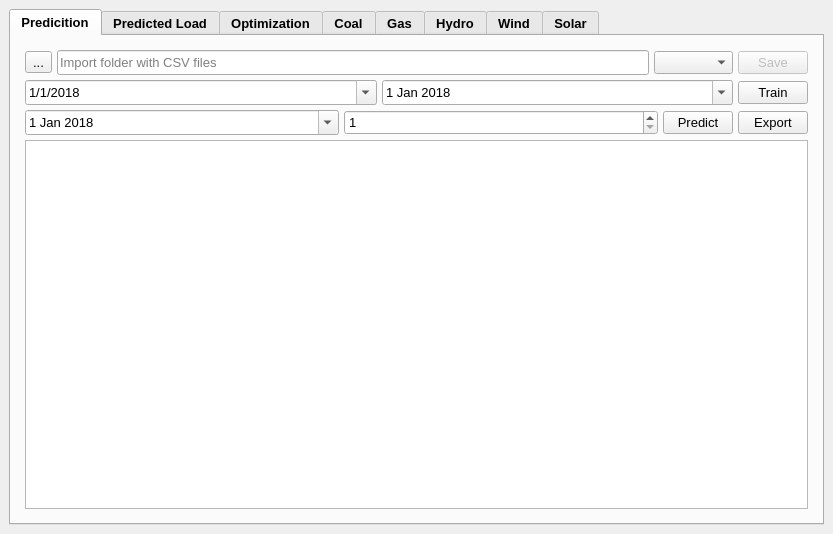
Above: gui/load_prediction_xml.ui from Djordje99/ISIS_Load_Prediction before the change. Below: the same form after it.
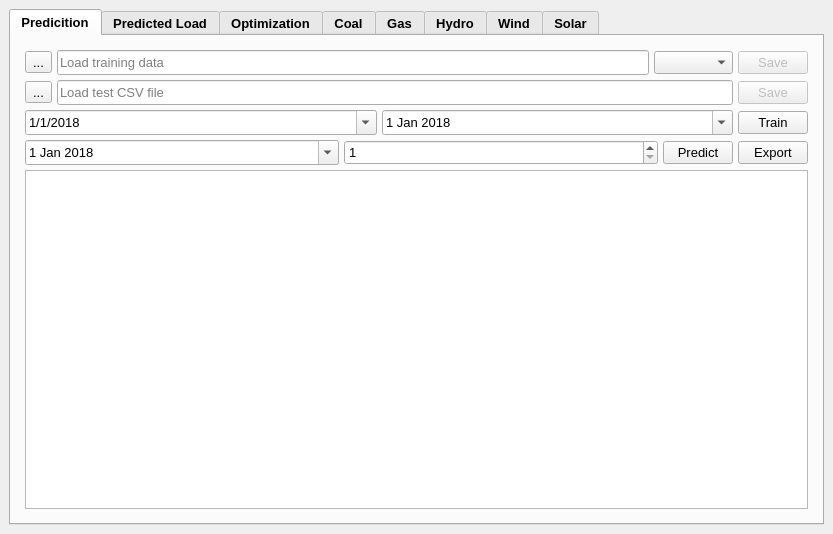
That is the form after the change. Custom widgets are drawn as their Qt base class.

Commit message: Predict test data bug

The edit to the form file:
```diff
--- a/gui/load_prediction_xml.ui
+++ b/gui/load_prediction_xml.ui
@@ -93,7 +93,7 @@
                <bool>true</bool>
               </property>
               <property name="placeholderText">
-               <string>Import folder with CSV files</string>
+               <string>Load training data</string>
               </property>
              </widget>
             </item>
@@ -129,6 +129,76 @@
             </item>
            </layout>
           </item>
+          <item>
+           <layout class="QHBoxLayout" name="horizontalLayout_10">
+            <item>
+             <widget class="QToolButton" name="load_test_btn">
+              <property name="minimumSize">
+               <size>
+                <width>20</width>
+                <height>20</height>
+               </size>
+              </property>
+              <property name="font">
+               <font>
+                <pointsize>10</pointsize>
+               </font>
+              </property>
+              <property name="text">
+               <string>...</string>
+              </property>
+             </widget>
+            </item>
+            <item>
+             <widget class="QLineEdit" name="load_test_line_edit">
+              <property name="minimumSize">
+               <size>
+                <width>0</width>
+                <height>25</height>
+               </size>
+              </property>
+              <property name="font">
+               <font>
+                <pointsize>10</pointsize>
+               </font>
+              </property>
+              <property name="readOnly">
+               <bool>true</bool>
+              </property>
+              <property name="placeholderText">
+               <string>Load test CSV file</string>
+              </property>
+             </widget>
+            </item>
+            <item>
+             <widget class="QPushButton" name="save_test_btn">
+              <property name="enabled">
+               <bool>false</bool>
+              </property>
+              <property name="minimumSize">
+               <size>
+                <width>20</width>
+                <height>0</height>
+               </size>
+              </property>
+              <property name="maximumSize">
+               <size>
+                <width>70</width>
+                <height>16777215</height>
+               </size>
+              </property>
+              <property name="font">
+               <font>
+                <pointsize>10</pointsize>
+               </font>
+              </property>
+              <property name="text">
+               <string>Save</string>
+              </property>
+             </widget>
+            </item>
+           </layout>
+          </item>
           <item>
            <layout class="QHBoxLayout" name="horizontalLayout_2">
             <item>
@@ -288,14 +358,14 @@
                 <second>0</second>
                 <year>2021</year>
                 <month>9</month>
-                <day>13</day>
+                <day>7</day>
                </datetime>
               </property>
               <property name="maximumDate">
                <date>
                 <year>2021</year>
                 <month>9</month>
-                <day>13</day>
+                <day>7</day>
                </date>
               </property>
               <property name="minimumDate">
```
The commit also changes 7 other files.
